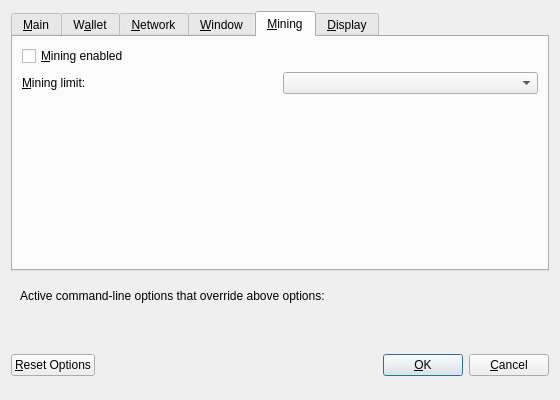
This is src/qt/forms/optionsdialog.ui in Spekske/offerings-gs as Qt 5 draws it before an edit. The edited form follows.
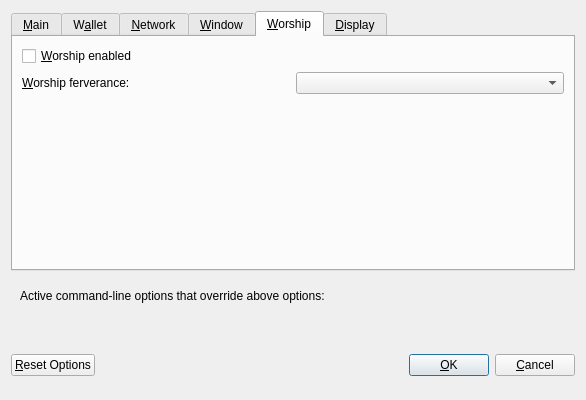
This is the edited form. The open tabs and pages were chosen to show the change. Custom widgets are drawn as their Qt base class.

```diff
--- a/src/qt/forms/optionsdialog.ui
+++ b/src/qt/forms/optionsdialog.ui
@@ -6,7 +6,7 @@
    <rect>
     <x>0</x>
     <y>0</y>
-    <width>560</width>
+    <width>586</width>
     <height>400</height>
    </rect>
   </property>
@@ -411,7 +411,7 @@
      
      <widget class="QWidget" name="tabMining">
       <attribute name="title">
-       <string>&amp;Mining</string>
+       <string>&amp;Worship</string>
       </attribute>
       <layout class="QVBoxLayout" name="verticalLayout_Mining">
       
@@ -421,7 +421,7 @@
           <string>&lt;html&gt;&lt;head/&gt;&lt;body&gt;&lt;p&gt;Whether to enabled Offerings mining by default.&lt;/p&gt;&lt;/body&gt;&lt;/html&gt;</string>
          </property>
          <property name="text">
-          <string>&amp;Mining enabled</string>
+          <string>&amp;Worship enabled</string>
          </property>
         </widget>
        </item>
@@ -431,7 +431,7 @@
          <item>
           <widget class="QLabel" name="labelMiningProcLimit">
            <property name="text">
-            <string>&amp;Mining limit:</string>
+            <string>&amp;Worship ferverance:</string>
            </property>
            <property name="textFormat">
             <enum>Qt::PlainText</enum>
```
Left out of the diff: 12 changed lines with no effect on the pictures.
